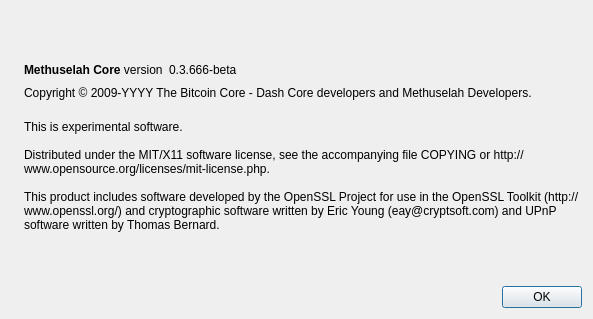
StarNeit/methuselah, file src/qt/forms/aboutdialog.ui: the form before one commit.
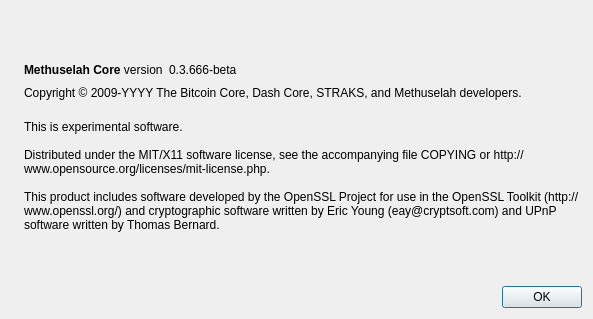
The form after the commit. Icons and pictures are not drawn.

Commit message: updated copyright info, splash, and other styles

```diff
--- a/src/qt/forms/aboutdialog.ui
+++ b/src/qt/forms/aboutdialog.ui
@@ -91,7 +91,7 @@
         <cursorShape>IBeamCursor</cursorShape>
        </property>
        <property name="text">
-        <string>Copyright &amp;copy; 2009-YYYY The Bitcoin Core - Dash Core developers and Methuselah Developers.</string>
+        <string>Copyright &amp;copy; 2009-YYYY The Bitcoin Core, Dash Core, STRAKS, and Methuselah developers.</string>
        </property>
        <property name="textFormat">
         <enum>Qt::RichText</enum>
```
The commit also changes 43 other files.
